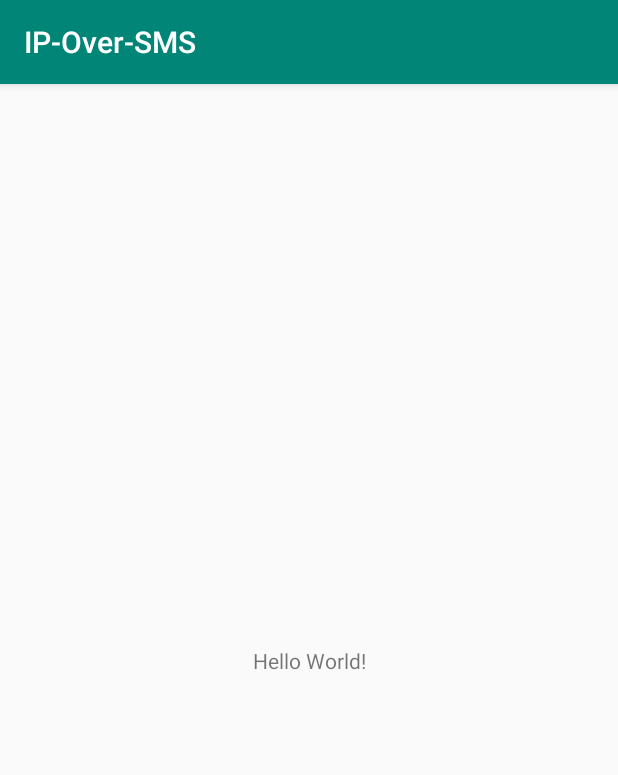
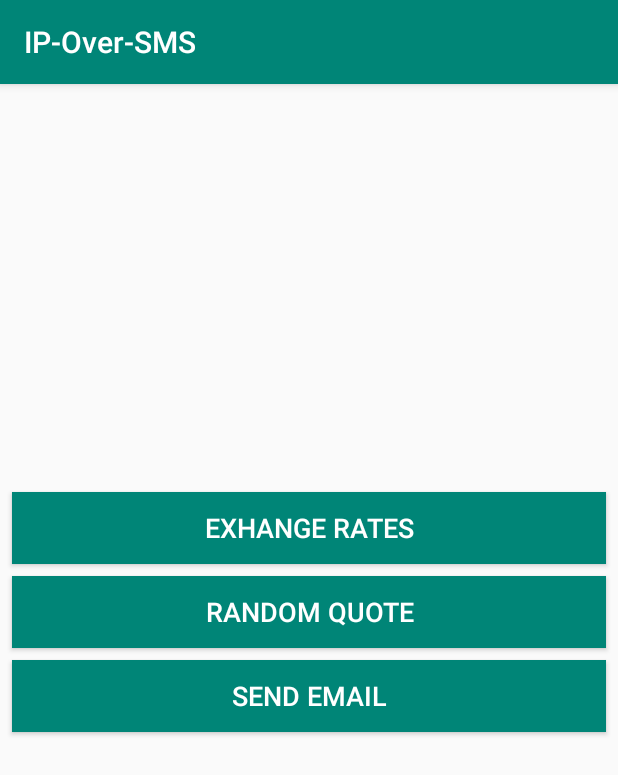
Before and after one commit to fatih-iver/IP-Over-SMS, an Android app: the screen it shows after launch (MainActivity), on a phone screen of 412 x 824 dp. Shown: the top 775 px of the screen. Run offline under Robolectric (Android 15) with nearby library versions, the phone set to English and light mode, and no system bars.

Commit message:
add three action buttons to main activity layout

```diff
--- a/app/build.gradle
+++ b/app/build.gradle
@@ -26,4 +26,6 @@ dependencies {
     testImplementation 'junit:junit:4.12'
     androidTestImplementation 'androidx.test.ext:junit:1.1.0'
     androidTestImplementation 'androidx.test.espresso:espresso-core:3.2.0'
+    implementation 'androidx.recyclerview:recyclerview:1.1.0'
+
 }
--- a/app/src/main/java/tk/e/ip_over_sms/MainActivity.java
+++ b/app/src/main/java/tk/e/ip_over_sms/MainActivity.java
@@ -3,12 +3,48 @@ package tk.e.ip_over_sms;
 import androidx.appcompat.app.AppCompatActivity;
 
 import android.os.Bundle;
+import android.view.View;
+import android.widget.Button;
+import android.widget.Toast;
 
 public class MainActivity extends AppCompatActivity {
+
+    private Button button_exchangeRates;
+    private Button button_randomQuote;
+    private Button button_sendEmail;
 
     @Override
     protected void onCreate(Bundle savedInstanceState) {
         super.onCreate(savedInstanceState);
         setContentView(R.layout.activity_main);
+
+        button_exchangeRates = findViewById(R.id.button_exchangeRates);
+
+        button_exchangeRates.setOnClickListener(new View.OnClickListener() {
+            @Override
+            public void onClick(View v) {
+                Toast.makeText(MainActivity.this, "Exchange Rates", Toast.LENGTH_SHORT).show();
+            }
+        });
+
+        button_randomQuote = findViewById(R.id.button_randomQuote);
+
+        button_randomQuote.setOnClickListener(new View.OnClickListener() {
+            @Override
+            public void onClick(View v) {
+                Toast.makeText(MainActivity.this, "Random Quote", Toast.LENGTH_SHORT).show();
+            }
+        });
+
+        button_sendEmail = findViewById(R.id.button_sendEmail);
+
+        button_sendEmail.setOnClickListener(new View.OnClickListener() {
+            @Override
+            public void onClick(View v) {
+                Toast.makeText(MainActivity.this, "Send Email", Toast.LENGTH_SHORT).show();
+            }
+        });
+
+
     }
 }
--- a/app/src/main/res/layout/activity_main.xml
+++ b/app/src/main/res/layout/activity_main.xml
@@ -6,13 +6,49 @@
     android:layout_height="match_parent"
     tools:context=".MainActivity">
 
-    <TextView
-        android:layout_width="wrap_content"
+    <Button
+        app:layout_constraintVertical_bias="0.375"
+        android:id="@+id/button_exchangeRates"
+        android:layout_width="match_parent"
         android:layout_height="wrap_content"
-        android:text="Hello World!"
+        android:layout_marginHorizontal="8dp"
+        android:layout_marginVertical="8dp"
+        android:background="@color/colorPrimary"
+        android:text="Exhange Rates"
+        android:textSize="18sp"
+        android:textColor="@android:color/white"
         app:layout_constraintBottom_toBottomOf="parent"
-        app:layout_constraintLeft_toLeftOf="parent"
-        app:layout_constraintRight_toRightOf="parent"
+        app:layout_constraintEnd_toEndOf="parent"
+        app:layout_constraintStart_toStartOf="parent"
         app:layout_constraintTop_toTopOf="parent" />
 
+    <Button
+        android:id="@+id/button_randomQuote"
+        android:layout_width="match_parent"
+        android:layout_height="wrap_content"
+        android:layout_marginHorizontal="8dp"
+        android:layout_marginVertical="8dp"
+        android:background="@color/colorPrimary"
+        android:text="Random Quote"
+        android:textSize="18sp"
+        android:textColor="@android:color/white"
+        app:layout_constraintEnd_toEndOf="parent"
+        app:layout_constraintStart_toStartOf="parent"
+        app:layout_constraintTop_toBottomOf="@id/button_exchangeRates" />
+
+    <Button
+        android:id="@+id/button_sendEmail"
+        android:layout_width="match_parent"
+        android:layout_height="wrap_content"
+        android:layout_marginHorizontal="8dp"
+        android:layout_marginVertical="8dp"
+        android:background="@color/colorPrimary"
+        android:text="Send Email"
+        android:textSize="18sp"
+        android:textColor="@android:color/white"
+        app:layout_constraintEnd_toEndOf="parent"
+        app:layout_constraintStart_toStartOf="parent"
+        app:layout_constraintTop_toBottomOf="@id/button_randomQuote" />
+
+
 </androidx.constraintlayout.widget.ConstraintLayout>
```
